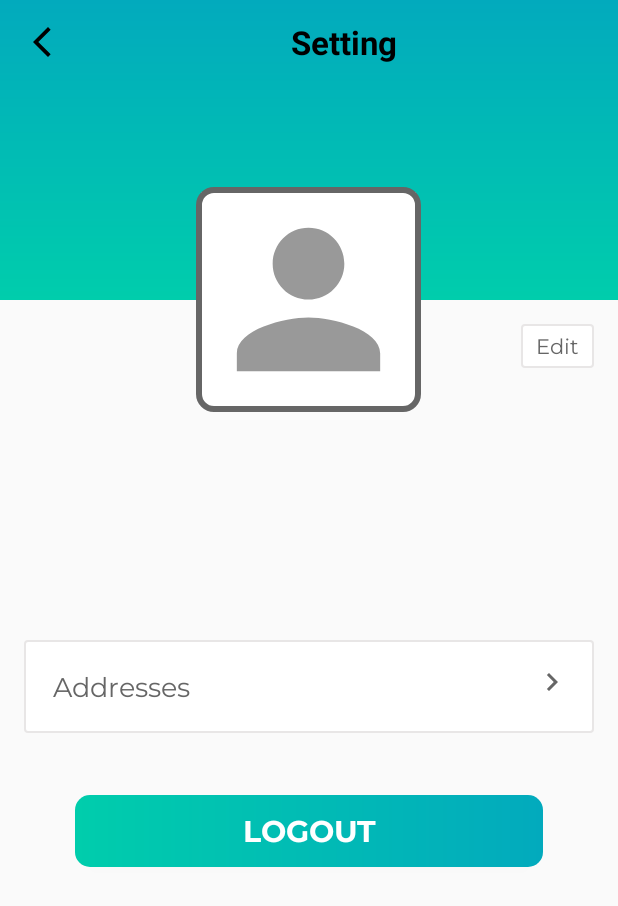
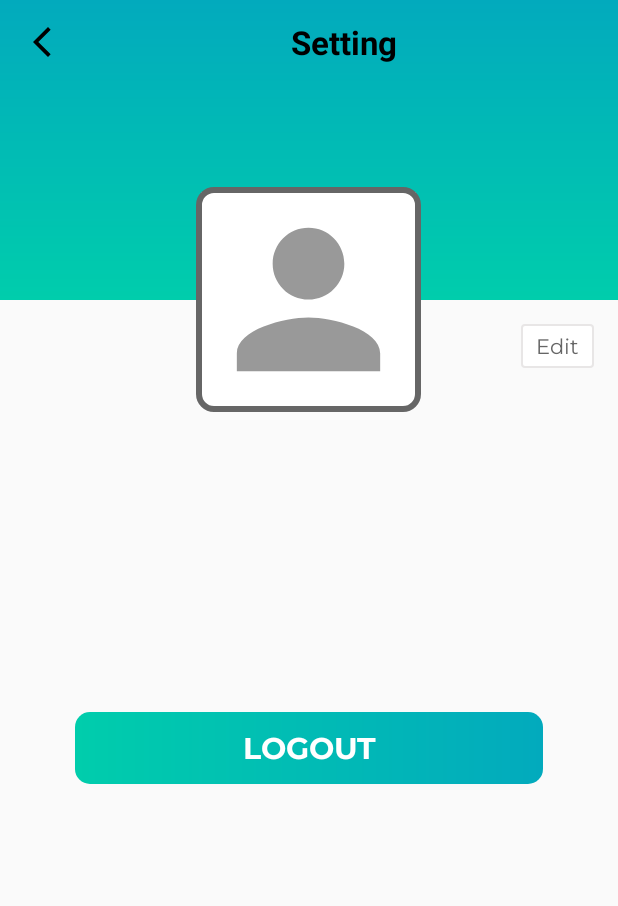
Before and after one commit to Necromancer376/CampusBuy, an Android app: the SettingsActivity screen opened directly, with no data from a screen before it, on a phone screen of 412 x 824 dp. Shown: the top 906 px of the screen. Run offline under Robolectric (Android 15) with nearby library versions, the light colour scheme and no system bars; our stand-ins replace Firebase (no records; nobody signed in at launch, a user with empty details on screens opened directly); pictures from the network do not load; 7 statements that could not run were skipped.

Commit message:
cleaning code

```diff
--- a/app/src/main/java/com/example/campusbuy/ui/activities/SettingsActivity.kt
+++ b/app/src/main/java/com/example/campusbuy/ui/activities/SettingsActivity.kt
@@ -52,6 +52,7 @@ class SettingsActivity : BaseActivity(), View.OnClickListener {
         tv_name.text = "${user.firstName} ${user.lastName}"
         tv_email.text = user.email
         tv_mobile_number.text = "${user.mobile}"
+        tv_campus.text = user.campus
     }
 
     override fun onResume() {
--- a/app/src/main/java/com/example/campusbuy/ui/adapters/myOffersAdapter.kt
+++ b/app/src/main/java/com/example/campusbuy/ui/adapters/myOffersAdapter.kt
@@ -2,9 +2,11 @@ package com.example.campusbuy.ui.adapters
 
 import android.content.Context
 import android.content.Intent
+import android.util.Log
 import android.view.LayoutInflater
 import android.view.View
 import android.view.ViewGroup
+import androidx.core.content.ContextCompat
 import androidx.recyclerview.widget.RecyclerView
 import com.example.campusbuy.R
 import com.example.campusbuy.models.Product
@@ -41,6 +43,14 @@ class myOffersAdapter (
             holder.itemView.tv_item_name.text = model.title
             holder.itemView.tv_item_price.text = "₹${model.price}"
 
+            if(model.sold) {
+                Log.e("here: ", "overlay")
+                holder.itemView.foreground = ContextCompat.getDrawable(context, R.drawable.sold_overlay1)
+            }
+            else {
+                holder.itemView.foreground = null
+            }
+
             holder.itemView.setOnClickListener {
                 val intent = Intent(context, ProductChatActivity::class.java)
                 intent.putExtra(Constants.USER_ID, model.user_id)
--- a/app/src/main/res/layout/activity_settings.xml
+++ b/app/src/main/res/layout/activity_settings.xml
@@ -125,41 +125,22 @@
             android:textSize="@dimen/settings_information_text_size"
             tools:text="123456789" />
 
-        <LinearLayout
-            android:id="@+id/ll_address"
-            android:layout_width="match_parent"
+        <com.example.campusbuy.utils.CBTextViewBold
+            android:id="@+id/tv_campus"
+            android:layout_width="wrap_content"
             android:layout_height="wrap_content"
             android:layout_below="@id/tv_mobile_number"
-            android:layout_marginStart="@dimen/settings_address_margin"
-            android:layout_marginTop="@dimen/settings_address_margin"
-            android:layout_marginEnd="@dimen/settings_address_margin"
-            android:layout_marginBottom="@dimen/settings_address_margin"
-            android:background="@drawable/item_grey_border_background"
-            android:foreground="?attr/selectableItemBackground"
-            android:orientation="horizontal"
-            android:padding="@dimen/settings_address_padding">
-
-            <com.example.campusbuy.utils.CBTextView
-                android:layout_width="0dp"
-                android:layout_height="wrap_content"
-                android:layout_margin="@dimen/settings_lbl_addresses_margin"
-                android:layout_weight="1"
-                android:text="@string/lbl_addresses"
-                android:textColor="#666666"
-                android:textSize="@dimen/settings_lbl_addresses_textSize" />
-
-            <ImageView
-                android:layout_width="wrap_content"
-                android:layout_height="wrap_content"
-                android:contentDescription="@string/content_description"
-                android:src="@drawable/ic_vector_chevron_right" />
-        </LinearLayout>
+            android:layout_centerHorizontal="true"
+            android:layout_marginTop="@dimen/settings_info_marginTop"
+            android:textColor="#666666"
+            android:textSize="@dimen/settings_information_text_size"
+            tools:text="VIT Vellore" />
 
         <com.example.campusbuy.utils.CBButton
             android:id="@+id/btn_logout"
             android:layout_width="match_parent"
             android:layout_height="wrap_content"
-            android:layout_below="@id/ll_address"
+            android:layout_below="@id/tv_campus"
             android:layout_gravity="center"
             android:layout_marginStart="@dimen/settings_button_marginStartEnd"
             android:layout_marginTop="@dimen/settings_button_marginTopBottom"
@@ -174,5 +155,34 @@
             android:textColor="@android:color/white"
             android:textSize="@dimen/btn_textSize" />
     </RelativeLayout>
+</ScrollView>
 
-</ScrollView>
+<!--<LinearLayout-->
+<!--android:id="@+id/ll_address"-->
+<!--android:layout_width="match_parent"-->
+<!--android:layout_height="wrap_content"-->
+<!--android:layout_below="@id/tv_mobile_number"-->
+<!--android:layout_marginStart="@dimen/settings_address_margin"-->
+<!--android:layout_marginTop="@dimen/settings_address_margin"-->
+<!--android:layout_marginEnd="@dimen/settings_address_margin"-->
+<!--android:layout_marginBottom="@dimen/settings_address_margin"-->
+<!--android:background="@drawable/item_grey_border_background"-->
+<!--android:foreground="?attr/selectableItemBackground"-->
+<!--android:orientation="horizontal"-->
+<!--android:padding="@dimen/settings_address_padding">-->
+
+<!--<com.example.campusbuy.utils.CBTextView-->
+<!--    android:layout_width="0dp"-->
+<!--    android:layout_height="wrap_content"-->
+<!--    android:layout_margin="@dimen/settings_lbl_addresses_margin"-->
+<!--    android:layout_weight="1"-->
+<!--    android:text="@string/lbl_addresses"-->
+<!--    android:textColor="#666666"-->
+<!--    android:textSize="@dimen/settings_lbl_addresses_textSize" />-->
+
+<!--<ImageView-->
+<!--    android:layout_width="wrap_content"-->
+<!--    android:layout_height="wrap_content"-->
+<!--    android:contentDescription="@string/content_description"-->
+<!--    android:src="@drawable/ic_vector_chevron_right" />-->
+<!--</LinearLayout>-->
--- a/app/src/main/res/layout/activity_user_profile.xml
+++ b/app/src/main/res/layout/activity_user_profile.xml
@@ -169,6 +169,7 @@
                 app:layout_constraintStart_toStartOf="parent"
                 app:layout_constraintEnd_toEndOf="parent"
                 app:layout_constraintTop_toBottomOf="@id/til_mobile_number_profile">
+
                 <com.google.android.material.textfield.TextInputLayout
                     android:id="@+id/til_select_campus"
                     android:layout_width="match_parent"
@@ -182,10 +183,10 @@
                         android:layout_height="wrap_content"
                         android:layout_below="@id/til_select_campus"
                         android:layout_marginTop="10dp"
+                        android:completionThreshold="1"
                         android:popupBackground="#EFEEEC"
                         android:textColor="@color/black"
-                        android:textSize="16sp"
-                        android:completionThreshold="1"/>
+                        android:textSize="16sp" />
 
                     <!--                    <com.example.campusbuy.utils.CBEditText-->
                     <!--                        android:id="@+id/et_campus_select"-->
```
Lines whose indentation alone changed are shown as unchanged.
